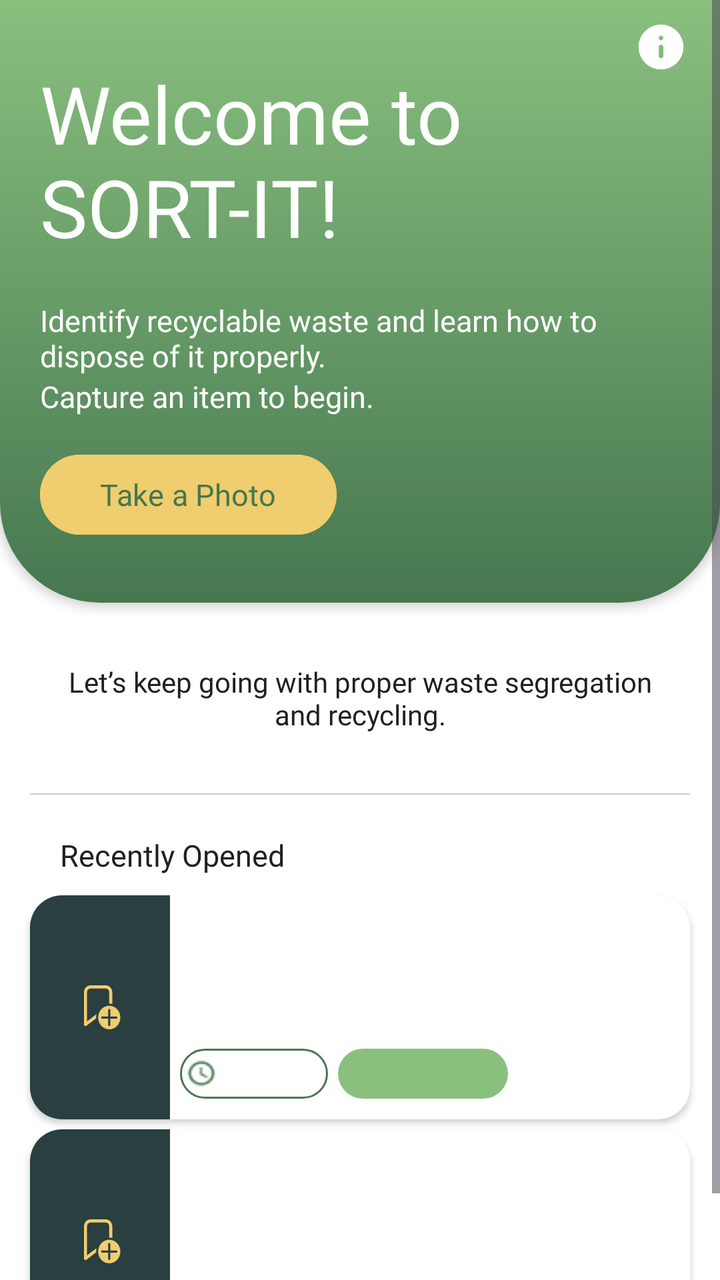
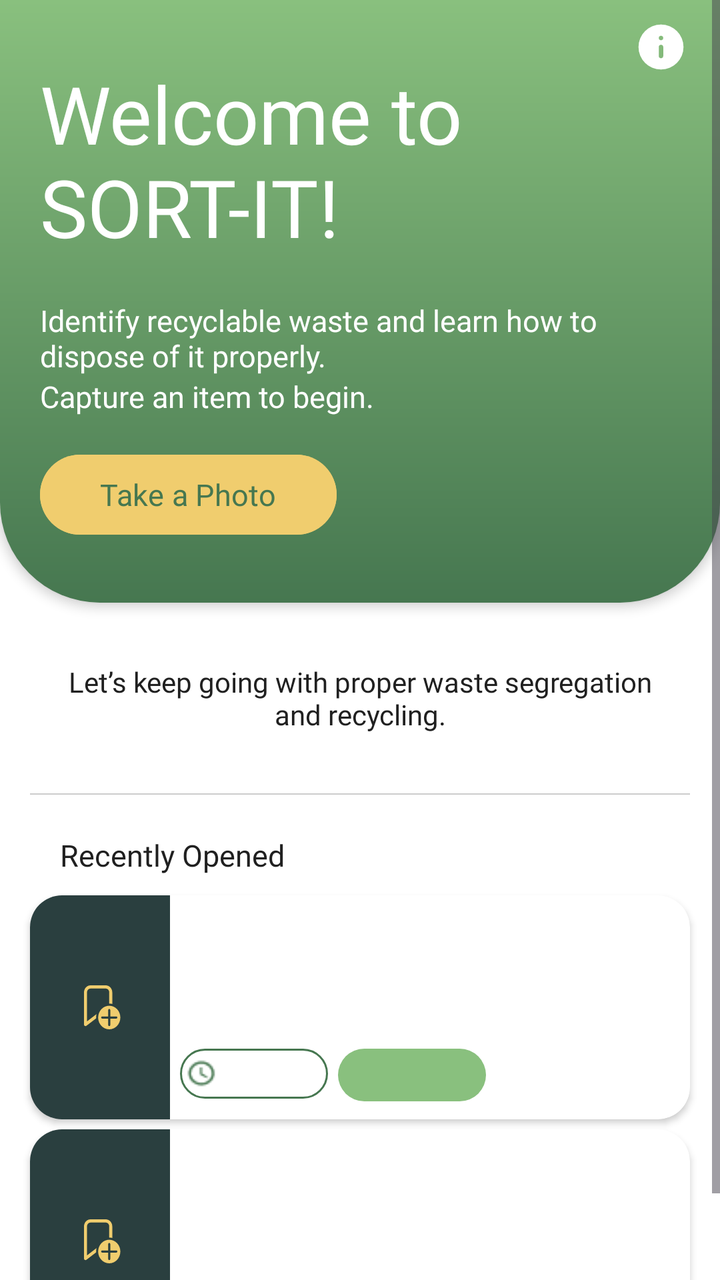

The first picture is an Android layout as it rendered before a commit; the second is the same layout after the commit. The layout source and the unified diff follow.
<!-- AndroidManifest.xml: application theme Theme.SortItJSON -->
<!-- res/layout/fragment_new_home.xml -->
<ScrollView xmlns:android="http://schemas.android.com/apk/res/android"
    xmlns:app="http://schemas.android.com/apk/res-auto"
    android:layout_width="match_parent"
    android:layout_height="match_parent"
    android:fillViewport="true"
    android:background="#FFFFFF">

    <LinearLayout
        android:layout_width="match_parent"
        android:layout_height="wrap_content"
        android:orientation="vertical"
        android:background="#FFFFFF">

        
        <FrameLayout
            android:id="@+id/Header"
            android:layout_width="match_parent"
            android:layout_height="wrap_content"
            android:background="@drawable/home_header_bg"
            android:paddingBottom="30dp"
            android:translationZ="3dp">

            
            <LinearLayout
                android:layout_width="match_parent"
                android:layout_height="wrap_content"
                android:orientation="vertical">

                <TextView
                    android:id="@+id/titleText"
                    android:layout_width="match_parent"
                    android:layout_height="wrap_content"
                    android:layout_margin="20dp"
                    android:fontFamily="@font/montserrat_extrabold"
                    android:paddingTop="10dp"
                    android:text="Welcome to SORT-IT!"
                    android:textColor="#FFFFFF"
                    android:textSize="40sp" />

                <TextView
                    android:id="@+id/Desc1Text"
                    android:layout_width="wrap_content"
                    android:layout_height="wrap_content"
                    android:layout_marginStart="20dp"
                    android:layout_marginEnd="30dp"
                    android:fontFamily="@font/montserrat_semibold"
                    android:text="@string/Home_Desc1"
                    android:textColor="#FFFFFF"
                    android:textSize="15sp" />

                <TextView
                    android:id="@+id/Desc2Text"
                    android:layout_width="wrap_content"
                    android:layout_height="wrap_content"
                    android:layout_marginStart="20dp"
                    android:fontFamily="@font/montserrat_regular"
                    android:text="@string/Home_Desc2"
                    android:textColor="#FFFFFF"
                    android:textSize="15sp" />

                <Button
                    android:id="@+id/CaptureButon"
                    android:layout_width="wrap_content"
                    android:layout_height="wrap_content"
                    android:layout_marginStart="20dp"
                    android:layout_marginTop="15dp"
                    android:backgroundTint="#F0CD6E"
                    android:fontFamily="@font/montserrat_bold"
                    android:paddingLeft="30dp"
                    android:paddingRight="30dp"
                    android:text="Take a Photo"
                    android:textAllCaps="false"
                    android:textColor="#467750"
                    android:textSize="15sp" />

            </LinearLayout>

            
            <ImageButton
                android:id="@+id/btnAbout"
                android:layout_width="27dp"
                android:layout_height="27dp"
                android:layout_gravity="top|end"
                android:layout_marginTop="10dp"
                android:layout_marginRight="16dp"
                android:background="@drawable/circle_bg"
                android:clipToOutline="true"
                android:contentDescription="Info"
                android:padding="0dp"
                android:scaleType="centerCrop"
                android:src="@drawable/aboutmenu" />

        </FrameLayout>

        
        <TextView
            android:layout_width="match_parent"
            android:layout_height="wrap_content"
            android:layout_margin="30dp"
            android:gravity="center"
            android:text="Let’s keep going with proper waste segregation and recycling."
            android:textColor="#202020"
            android:textSize="14sp"
            android:fontFamily="@font/montserrat_regular" />

        
        <View
            android:layout_width="match_parent"
            android:layout_height="0.5dp"
            android:layout_marginStart="15dp"
            android:layout_marginEnd="15dp"
            android:background="#CCCCCC" />

        
        <TextView
            android:id="@+id/recentSectionTitle"
            android:layout_width="match_parent"
            android:layout_height="wrap_content"
            android:layout_marginStart="30dp"
            android:layout_marginEnd="30dp"
            android:layout_marginTop="20dp"
            android:layout_marginBottom="5dp"
            android:text="Recently Opened"
            android:textColor="#202020"
            android:textSize="15sp"
            android:fontFamily="@font/montserrat_semibold" />

        <TextView
            android:id="@+id/emptyRecentText"
            android:layout_width="match_parent"
            android:layout_height="wrap_content"
            android:layout_marginStart="30dp"
            android:layout_marginEnd="30dp"
            android:layout_marginTop="10dp"
            android:text="No recently opened guides yet."
            android:textColor="#888888"
            android:textSize="14sp"
            android:fontFamily="@font/montserrat_regular"
            android:visibility="gone"/>

        
        <com.google.android.material.card.MaterialCardView
            android:id="@+id/recentCard1"
            xmlns:android="http://schemas.android.com/apk/res/android"
            xmlns:app="http://schemas.android.com/apk/res-auto"
            android:layout_width="match_parent"
            android:layout_height="112dp"
            android:layout_marginTop="5dp"
            android:layout_marginLeft="15dp"
            android:layout_marginRight="15dp"
            app:cardCornerRadius="16dp"
            app:cardElevation="2dp"
            app:strokeWidth="0dp"
            android:backgroundTint="@android:color/white">

            <LinearLayout
                android:layout_width="match_parent"
                android:layout_height="match_parent"
                android:orientation="horizontal">

                
                <LinearLayout
                    android:layout_width="70dp"
                    android:layout_height="match_parent"
                    android:background="#2A3F3F"
                    android:gravity="center_vertical">

                    <ImageButton
                        android:id="@+id/bookmark1"
                        android:layout_width="wrap_content"
                        android:layout_height="wrap_content"
                        android:layout_marginLeft="27dp"
                        android:paddingRight="22dp"
                        android:paddingTop="48dp"
                        android:paddingBottom="48dp"
                        android:src="@drawable/notbookmark"
                        android:background="@android:color/transparent"
                        android:contentDescription="Bookmark" />

                </LinearLayout>

                
                <LinearLayout
                    android:layout_width="0dp"
                    android:layout_height="match_parent"
                    android:layout_weight="2.5"
                    android:orientation="vertical">

                    <TextView
                        android:id="@+id/title1"
                        android:layout_width="match_parent"
                        android:layout_height="0dp"
                        android:layout_weight="2"
                        android:fontFamily="@font/montserrat_bold"
                        android:gravity="center_vertical"
                        android:padding="12dp"
                        android:textColor="#467750"
                        android:textSize="14sp" />

                    <LinearLayout
                        android:layout_width="match_parent"
                        android:layout_height="0dp"
                        android:layout_weight="1"
                        android:orientation="horizontal">

                        <LinearLayout
                            android:layout_width="wrap_content"
                            android:layout_height="wrap_content"
                            android:orientation="horizontal"
                            android:gravity="center_vertical"
                            android:background="@drawable/time_bg"
                            android:layout_marginLeft="5dp"
                            android:layout_marginBottom="5dp"
                            android:layout_marginTop="2dp"
                            android:padding="3dp">

                            <ImageView
                                android:layout_width="16dp"
                                android:layout_height="16dp"
                                android:src="@drawable/clock"
                                android:contentDescription="Clock Icon"
                                android:layout_marginEnd="5dp" />

                            <TextView
                                android:id="@+id/time1"
                                android:layout_width="wrap_content"
                                android:layout_height="wrap_content"
                                android:textColor="#000000"
                                android:textSize="12sp"
                                android:fontFamily="@font/montserrat_semibold" />

                        </LinearLayout>

                        <LinearLayout
                            android:layout_width="85dp"
                            android:layout_height="wrap_content"
                            android:background="@drawable/difficulty_easy_bg"
                            android:layout_marginLeft="5dp"
                            android:layout_marginBottom="5dp"
                            android:layout_marginTop="2dp"
                            android:gravity="center_vertical">

                            <TextView
                                android:id="@+id/difficulty1"
                                android:layout_width="wrap_content"
                                android:layout_height="match_parent"
                                android:layout_weight="1"
                                android:padding="2dp"
                                android:gravity="center_horizontal"
                                android:textColor="#FFFFFF"
                                android:textSize="12sp"
                                android:fontFamily="@font/montserrat_semibold" />
                        </LinearLayout>

                    </LinearLayout>

                </LinearLayout>

                
                <ImageView
                    android:id="@+id/image1"
                    android:layout_width="69dp"
                    android:layout_height="match_parent"
                    android:layout_weight="0.2"
                    android:scaleType="centerCrop" />

            </LinearLayout>

        </com.google.android.material.card.MaterialCardView>

        
        <com.google.android.material.card.MaterialCardView
            android:id="@+id/recentCard2"
            xmlns:android="http://schemas.android.com/apk/res/android"
            xmlns:app="http://schemas.android.com/apk/res-auto"
            android:layout_width="match_parent"
            android:layout_height="112dp"
            android:layout_marginTop="5dp"
            android:layout_marginLeft="15dp"
            android:layout_marginRight="15dp"
            android:layout_marginBottom="10dp"
            app:cardCornerRadius="16dp"
            app:cardElevation="2dp"
            app:strokeWidth="0dp"
            android:backgroundTint="@android:color/white">

            <LinearLayout
                android:layout_width="match_parent"
                android:layout_height="match_parent"
                android:orientation="horizontal">

                
                <LinearLayout
                    android:layout_width="70dp"
                    android:layout_height="match_parent"
                    android:background="#2A3F3F"
                    android:gravity="center_vertical">

                    <ImageButton
                        android:id="@+id/bookmark2"
                        android:layout_width="wrap_content"
                        android:layout_height="wrap_content"
                        android:layout_marginLeft="27dp"
                        android:paddingRight="22dp"
                        android:paddingTop="48dp"
                        android:paddingBottom="48dp"
                        android:src="@drawable/notbookmark"
                        android:background="@android:color/transparent"
                        android:contentDescription="Bookmark" />

                </LinearLayout>

                
                <LinearLayout
                    android:layout_width="0dp"
                    android:layout_height="match_parent"
                    android:layout_weight="2.5"
                    android:orientation="vertical">

                    <TextView
                        android:id="@+id/title2"
                        android:layout_width="match_parent"
                        android:layout_height="0dp"
                        android:layout_weight="2"
                        android:fontFamily="@font/montserrat_bold"
                        android:gravity="center_vertical"
                        android:padding="12dp"
                        android:textColor="#467750"
                        android:textSize="14sp" />

                    <LinearLayout
                        android:layout_width="match_parent"
                        android:layout_height="0dp"
                        android:layout_weight="1"
                        android:orientation="horizontal">

                        <LinearLayout
                            android:layout_width="wrap_content"
                            android:layout_height="wrap_content"
                            android:orientation="horizontal"
                            android:gravity="center_vertical"
                            android:background="@drawable/time_bg"
                            android:layout_marginLeft="5dp"
                            android:layout_marginBottom="5dp"
                            android:layout_marginTop="2dp"
                            android:padding="3dp">

                            <ImageView
                                android:layout_width="16dp"
                                android:layout_height="16dp"
                                android:src="@drawable/clock"
                                android:contentDescription="Clock Icon"
                                android:layout_marginEnd="4dp" />

                            <TextView
                                android:id="@+id/time2"
                                android:layout_width="wrap_content"
                                android:layout_height="wrap_content"
                                android:textColor="#000000"
                                android:textSize="12sp"
                                android:fontFamily="@font/montserrat_semibold" />

                        </LinearLayout>

                        <LinearLayout
                            android:layout_width="85dp"
                            android:layout_height="wrap_content"
                            android:background="@drawable/difficulty_easy_bg"
                            android:layout_marginLeft="5dp"
                            android:layout_marginBottom="5dp"
                            android:layout_marginTop="2dp"
                            android:gravity="center_vertical">

                            <TextView
                                android:id="@+id/difficulty2"
                                android:layout_width="wrap_content"
                                android:layout_height="match_parent"
                                android:layout_weight="1"
                                android:padding="2dp"
                                android:gravity="center_horizontal"
                                android:textColor="#FFFFFF"
                                android:textSize="12sp"
                                android:fontFamily="@font/montserrat_semibold" />
                        </LinearLayout>

                    </LinearLayout>

                </LinearLayout>

                
                <ImageView
                    android:id="@+id/image2"
                    android:layout_width="69dp"
                    android:layout_height="match_parent"
                    android:layout_weight="0.2"
                    android:scaleType="centerCrop" />

            </LinearLayout>

        </com.google.android.material.card.MaterialCardView>

    </LinearLayout>

</ScrollView>
<!-- resources referenced by this layout -->
<resources>
  <!-- drawable aboutmenu (drawable) -->
  <vector xmlns:android="http://schemas.android.com/apk/res/android"
      android:width="20dp"
      android:height="20dp"
      android:viewportWidth="960"
      android:viewportHeight="960">
    <path
        android:pathData="M508.5,668.5Q520,657 520,640v-160q0,-17 -11.5,-28.5T480,440q-17,0 -28.5,11.5T440,480v160q0,17 11.5,28.5T480,680q17,0 28.5,-11.5ZM508.5,348.5Q520,337 520,320t-11.5,-28.5Q497,280 480,280t-28.5,11.5Q440,303 440,320t11.5,28.5Q463,360 480,360t28.5,-11.5ZM480,880q-83,0 -156,-31.5T197,763q-54,-54 -85.5,-127T80,480q0,-83 31.5,-156T197,197q54,-54 127,-85.5T480,80q83,0 156,31.5T763,197q54,54 85.5,127T880,480q0,83 -31.5,156T763,763q-54,54 -127,85.5T480,880Z"
        android:fillColor="#FFFFFF"/>
  </vector>
  <!-- drawable circle_bg (drawable) -->
  <shape xmlns:android="http://schemas.android.com/apk/res/android"
      android:shape="oval">
      <solid android:color="@android:color/transparent"/>
  </shape>
  <!-- drawable difficulty_easy_bg (drawable) -->
  <?xml version="1.0" encoding="utf-8"?>
  <layer-list xmlns:android="http://schemas.android.com/apk/res/android">
  
      
      <item>
          <shape android:shape="rectangle">
  
              <solid android:color="#89C07E"/>
  
              
              <size android:height="25dp"/>
              <size android:width="74dp"/>
  
              <corners
                  android:topLeftRadius="50dp"
                  android:topRightRadius="50dp"
                  android:bottomLeftRadius="50dp"
                  android:bottomRightRadius="50dp"/>
  
          </shape>
      </item>
  
  </layer-list>
  <!-- drawable home_header_bg (drawable) -->
  <?xml version="1.0" encoding="utf-8"?>
  <layer-list xmlns:android="http://schemas.android.com/apk/res/android">
  
      
      <item>
          <shape android:shape="rectangle">
  
              
              <gradient
                  android:startColor="#467750"
                  android:endColor="#89C07E"
                  android:angle="90" />
  
              <corners
                  android:topLeftRadius="0dp"
                  android:topRightRadius="0dp"
                  android:bottomLeftRadius="50dp"
                  android:bottomRightRadius="50dp"/>
          </shape>
      </item>
  
  </layer-list>
  <!-- drawable time_bg (drawable) -->
  <?xml version="1.0" encoding="utf-8"?>
  <layer-list xmlns:android="http://schemas.android.com/apk/res/android">
  
      
      <item>
          <shape android:shape="rectangle">
  
              <solid android:color="#FFFFFF"/>
  
              
              <stroke
                  android:width="1dp"
                  android:color="#467750"/>
  
              
              <size android:height="25dp"/>
              <size android:width="74dp"/>
  
              <corners
                  android:topLeftRadius="50dp"
                  android:topRightRadius="50dp"
                  android:bottomLeftRadius="50dp"
                  android:bottomRightRadius="50dp"/>
  
          </shape>
      </item>
  
  </layer-list>
  <string name="Home_Desc1">Identify recyclable waste and learn how to dispose of it properly.</string>
  <string name="Home_Desc2">Capture an item to begin.</string>
  <style name="Theme.SortItJSON" parent="Base.Theme.SortItJSON" />
  <style name="Base.Theme.SortItJSON" parent="Theme.Material3.DayNight.NoActionBar">
          
          <item name="colorPrimary">@color/darkgreen</item>
      </style>
  <color name="darkgreen">#467750</color>
  <!-- unchanged entries left out for length: 2 -->
</resources>

<!-- the commit's change to res/layout/fragment_new_home.xml (unified diff, before → after) -->
@@ -232,12 +232,13 @@
                         </LinearLayout>
 
                         <LinearLayout
-                            android:layout_width="85dp"
+                            android:layout_width="wrap_content"
                             android:layout_height="wrap_content"
                             android:background="@drawable/difficulty_easy_bg"
                             android:layout_marginLeft="5dp"
                             android:layout_marginBottom="5dp"
                             android:layout_marginTop="2dp"
+                            android:padding="3dp"
                             android:gravity="center_vertical">
 
                             <TextView
@@ -363,12 +364,13 @@
                         </LinearLayout>
 
                         <LinearLayout
-                            android:layout_width="85dp"
+                            android:layout_width="wrap_content"
                             android:layout_height="wrap_content"
                             android:background="@drawable/difficulty_easy_bg"
                             android:layout_marginLeft="5dp"
                             android:layout_marginBottom="5dp"
                             android:layout_marginTop="2dp"
+                            android:padding="3dp"
                             android:gravity="center_vertical">
 
                             <TextView
